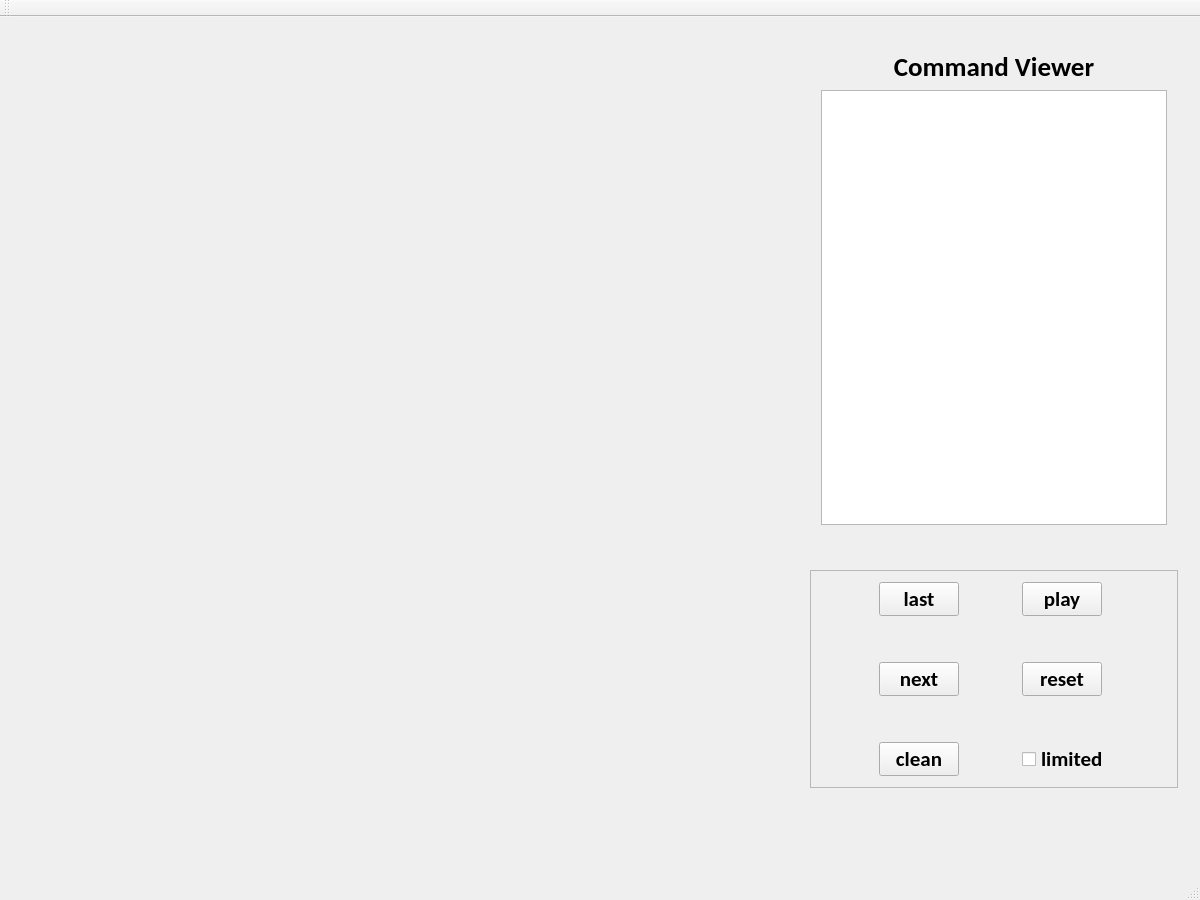
Old version of the form BigProject/mymainwindow.ui in the repository HaoyunHong/Analog-interface-of-digital-microfluidic-biochip.
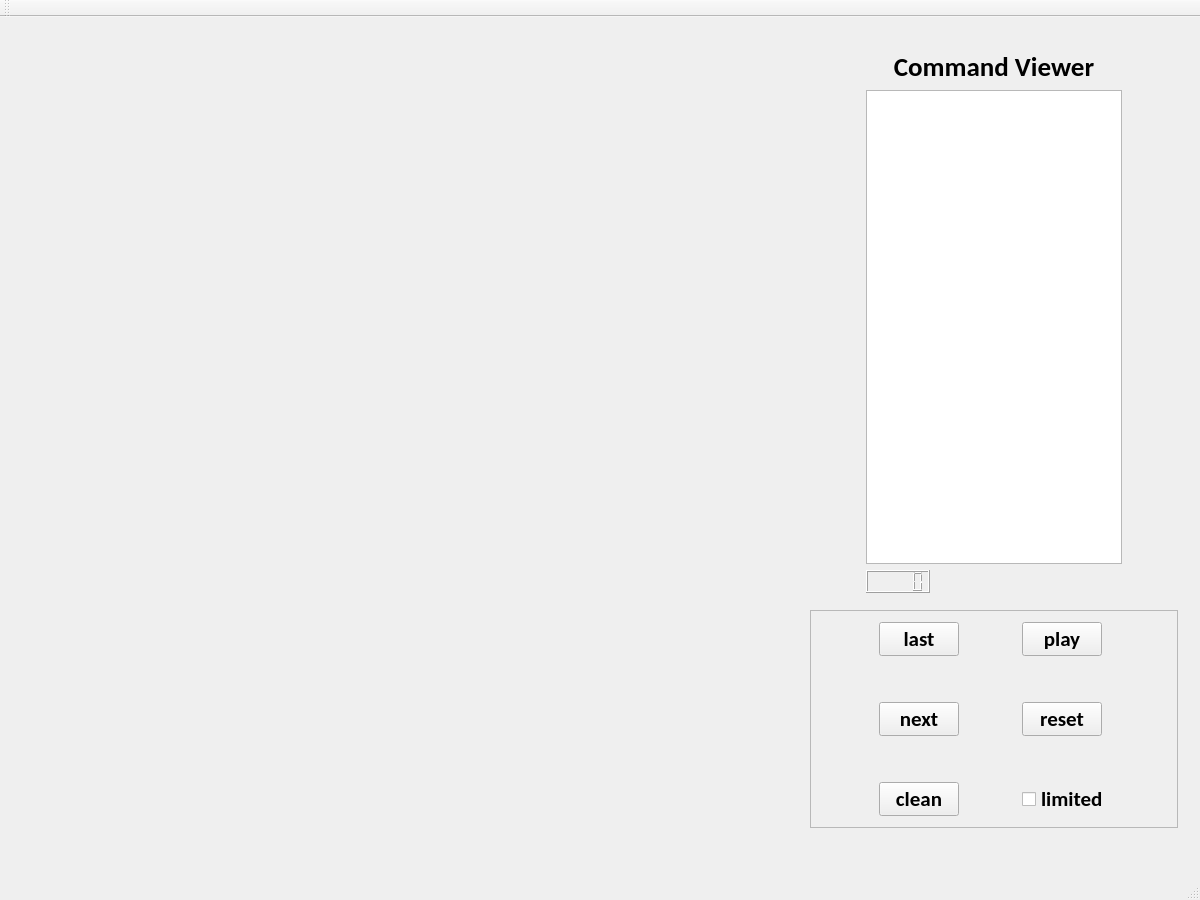
New version of the form.

What changed in the file:
```diff
--- a/BigProject/mymainwindow.ui
+++ b/BigProject/mymainwindow.ui
@@ -17,11 +17,39 @@
    <layout class="QGridLayout" name="gridLayout_2">
     <item row="0" column="1">
      <widget class="QWidget" name="widget_2" native="true">
-      <layout class="QVBoxLayout" name="verticalLayout_2">
-       <item>
+      <property name="sizePolicy">
+       <sizepolicy hsizetype="Preferred" vsizetype="Preferred">
+        <horstretch>0</horstretch>
+        <verstretch>0</verstretch>
+       </sizepolicy>
+      </property>
+      <layout class="QGridLayout" name="gridLayout_3">
+       <item row="3" column="0">
+        <spacer name="verticalSpacer_5">
+         <property name="orientation">
+          <enum>Qt::Vertical</enum>
+         </property>
+         <property name="sizeType">
+          <enum>QSizePolicy::Fixed</enum>
+         </property>
+         <property name="sizeHint" stdset="0">
+          <size>
+           <width>20</width>
+           <height>28</height>
+          </size>
+         </property>
+        </spacer>
+       </item>
+       <item row="0" column="0">
         <widget class="QWidget" name="widget" native="true">
-         <layout class="QVBoxLayout" name="verticalLayout">
-          <item>
+         <property name="sizePolicy">
+          <sizepolicy hsizetype="Preferred" vsizetype="Expanding">
+           <horstretch>0</horstretch>
+           <verstretch>0</verstretch>
+          </sizepolicy>
+         </property>
+         <layout class="QGridLayout" name="gridLayout_4">
+          <item row="0" column="0">
            <widget class="QLabel" name="commandViewerlabel">
             <property name="font">
              <font>
@@ -42,7 +70,7 @@
             </property>
            </widget>
           </item>
-          <item>
+          <item row="1" column="0">
            <widget class="QTextEdit" name="commandTextEdit">
             <property name="sizePolicy">
              <sizepolicy hsizetype="Preferred" vsizetype="Expanding">
@@ -63,26 +91,20 @@
             </property>
            </widget>
           </item>
+          <item row="2" column="0">
+           <widget class="QLCDNumber" name="lcdNumber">
+            <property name="sizePolicy">
+             <sizepolicy hsizetype="Fixed" vsizetype="Fixed">
+              <horstretch>0</horstretch>
+              <verstretch>0</verstretch>
+             </sizepolicy>
+            </property>
+           </widget>
+          </item>
          </layout>
         </widget>
        </item>
-       <item>
-        <spacer name="verticalSpacer">
-         <property name="orientation">
-          <enum>Qt::Vertical</enum>
-         </property>
-         <property name="sizeType">
-          <enum>QSizePolicy::Fixed</enum>
-         </property>
-         <property name="sizeHint" stdset="0">
-          <size>
-           <width>20</width>
-           <height>28</height>
-          </size>
-         </property>
-        </spacer>
-       </item>
-       <item>
+       <item row="2" column="0">
         <widget class="QFrame" name="frame">
          <property name="frameShape">
           <enum>QFrame::StyledPanel</enum>
@@ -401,48 +423,6 @@
          </layout>
         </widget>
        </item>
-       <item>
-        <spacer name="horizontalSpacer_12">
-         <property name="orientation">
-          <enum>Qt::Horizontal</enum>
-         </property>
-         <property name="sizeHint" stdset="0">
-          <size>
-           <width>355</width>
-           <height>20</height>
-          </size>
-         </property>
-        </spacer>
-       </item>
-       <item>
-        <spacer name="horizontalSpacer_11">
-         <property name="orientation">
-          <enum>Qt::Horizontal</enum>
-         </property>
-         <property name="sizeHint" stdset="0">
-          <size>
-           <width>355</width>
-           <height>20</height>
-          </size>
-         </property>
-        </spacer>
-       </item>
-       <item>
-        <spacer name="verticalSpacer_5">
-         <property name="orientation">
-          <enum>Qt::Vertical</enum>
-         </property>
-         <property name="sizeType">
-          <enum>QSizePolicy::Fixed</enum>
-         </property>
-         <property name="sizeHint" stdset="0">
-          <size>
-           <width>20</width>
-           <height>28</height>
-          </size>
-         </property>
-        </spacer>
-       </item>
       </layout>
      </widget>
     </item>
```
Left out of the diff: 32 changed lines with no effect on the pictures.
